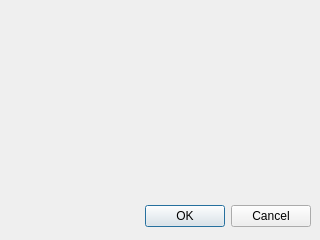
First picture: the form in gui/ui/fileloaderdialog.ui, repository gf712/AbPyTools-Qt, before the edit.
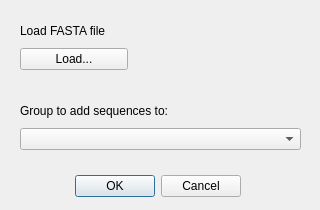
Second picture: the form after the edit.

Commit message: load sqeuences into groups from fasta format files

Patch:
```diff
--- a/gui/ui/fileloaderdialog.ui
+++ b/gui/ui/fileloaderdialog.ui
@@ -6,7 +6,7 @@
     <x>0</x>
     <y>0</y>
     <width>320</width>
-    <height>240</height>
+    <height>210</height>
    </rect>
   </property>
   <property name="windowTitle">
@@ -15,9 +15,9 @@
   <widget name="buttonBox" class="QDialogButtonBox">
    <property name="geometry">
     <rect>
-     <x>10</x>
-     <y>200</y>
-     <width>301</width>
+     <x>70</x>
+     <y>170</y>
+     <width>171</width>
      <height>32</height>
     </rect>
    </property>
@@ -28,6 +28,54 @@
     <set>QDialogButtonBox::Cancel|QDialogButtonBox::Ok</set>
    </property>
   </widget>
+  <widget class="QWidget" name="">
+   <property name="geometry">
+    <rect>
+     <x>20</x>
+     <y>20</y>
+     <width>108</width>
+     <height>50</height>
+    </rect>
+   </property>
+   <layout class="QVBoxLayout" name="verticalLayout">
+    <item>
+     <widget class="QLabel" name="label">
+      <property name="text">
+       <string>Load FASTA file</string>
+      </property>
+     </widget>
+    </item>
+    <item>
+     <widget class="QPushButton" name="fileLoaderDialogLoadFile">
+      <property name="text">
+       <string>Load...</string>
+      </property>
+     </widget>
+    </item>
+   </layout>
+  </widget>
+  <widget class="QWidget" name="">
+   <property name="geometry">
+    <rect>
+     <x>20</x>
+     <y>100</y>
+     <width>281</width>
+     <height>50</height>
+    </rect>
+   </property>
+   <layout class="QVBoxLayout" name="verticalLayout_2">
+    <item>
+     <widget class="QLabel" name="label_2">
+      <property name="text">
+       <string>Group to add sequences to:</string>
+      </property>
+     </widget>
+    </item>
+    <item>
+     <widget class="QComboBox" name="fileLoaderGroupNames"/>
+    </item>
+   </layout>
+  </widget>
  </widget>
  <resources/>
  <connections>
```
Left out of the diff: 5 changed lines with no effect on the pictures. The commit also changes 5 other files.
